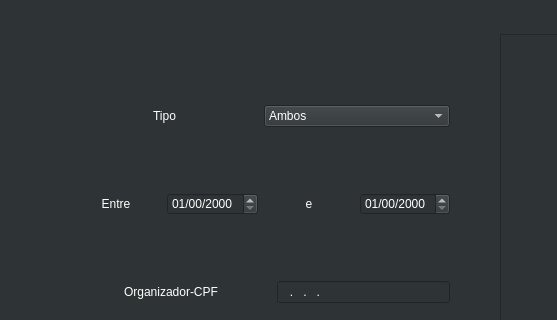
This is src/searchEvent.ui in martchellop/DB_Project as Qt 5 draws it before an edit; both pictures show x 0 to 557 and y 83 to 403 of the 1200 by 900 pixel window. The edited form follows.
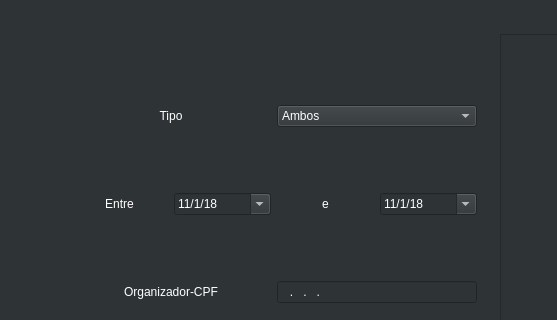
This is the edited form.

Commit message: Fix datetime and file paths

What changed in the file:
```diff
--- a/src/searchEvent.ui
+++ b/src/searchEvent.ui
@@ -51,7 +51,7 @@
      <rect>
       <x>60</x>
       <y>100</y>
-      <width>401</width>
+      <width>428</width>
       <height>431</height>
      </rect>
     </property>
@@ -121,15 +121,52 @@
        </item>
        <item>
         <widget class="QDateEdit" name="date_edit_start">
+         <property name="autoFillBackground">
+          <bool>false</bool>
+         </property>
          <property name="styleSheet">
           <string notr="true">font: 14pt &quot;Cantarell&quot;;
 color: white</string>
          </property>
+         <property name="dateTime">
+          <datetime>
+           <hour>0</hour>
+           <minute>0</minute>
+           <second>0</second>
+           <year>2018</year>
+           <month>1</month>
+           <day>11</day>
+          </datetime>
+         </property>
+         <property name="maximumDate">
+          <date>
+           <year>7999</year>
+           <month>12</month>
+           <day>31</day>
+          </date>
+         </property>
+         <property name="minimumDate">
+          <date>
+           <year>2000</year>
+           <month>1</month>
+           <day>1</day>
+          </date>
+         </property>
          <property name="displayFormat">
-          <string>dd/mm/yyyy</string>
+          <string>d/M/yy</string>
          </property>
          <property name="calendarPopup">
-          <bool>false</bool>
+          <bool>true</bool>
+         </property>
+         <property name="currentSectionIndex">
+          <number>0</number>
+         </property>
+         <property name="date">
+          <date>
+           <year>2018</year>
+           <month>1</month>
+           <day>11</day>
+          </date>
          </property>
         </widget>
        </item>
@@ -149,12 +186,52 @@
        </item>
        <item>
         <widget class="QDateEdit" name="date_edit_end">
+         <property name="autoFillBackground">
+          <bool>false</bool>
+         </property>
          <property name="styleSheet">
           <string notr="true">font: 14pt &quot;Cantarell&quot;;
 color: white</string>
          </property>
+         <property name="dateTime">
+          <datetime>
+           <hour>0</hour>
+           <minute>0</minute>
+           <second>0</second>
+           <year>2018</year>
+           <month>1</month>
+           <day>11</day>
+          </datetime>
+         </property>
+         <property name="maximumDate">
+          <date>
+           <year>7999</year>
+           <month>12</month>
+           <day>31</day>
+          </date>
+         </property>
+         <property name="minimumDate">
+          <date>
+           <year>2000</year>
+           <month>1</month>
+           <day>1</day>
+          </date>
+         </property>
          <property name="displayFormat">
-          <string>dd/mm/yyyy</string>
+          <string>d/M/yy</string>
+         </property>
+         <property name="calendarPopup">
+          <bool>true</bool>
+         </property>
+         <property name="currentSectionIndex">
+          <number>0</number>
+         </property>
+         <property name="date">
+          <date>
+           <year>2018</year>
+           <month>1</month>
+           <day>11</day>
+          </date>
          </property>
         </widget>
        </item>
```
Left out of the diff: 2 changed lines with no effect on the pictures. The commit also changes 2 other files.
